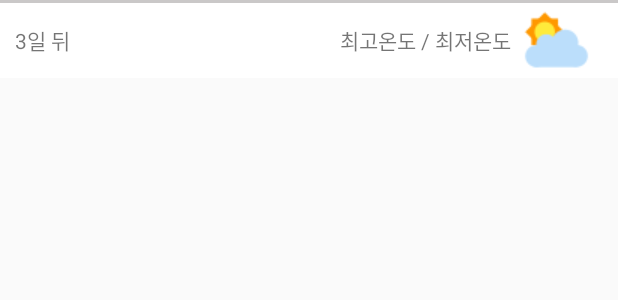
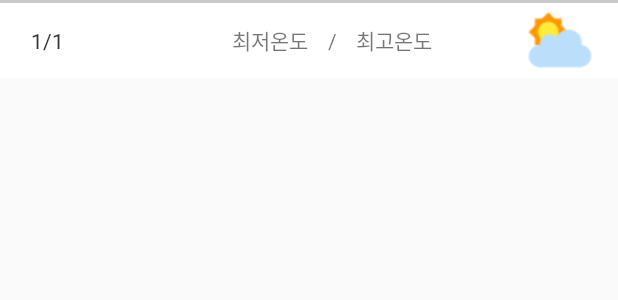
Before and after one commit to yhlee002/Andorid_WeatherApp, an Android app: the layout fcst_card2.xml on its own in the app's theme, with its tools: preview values and no code run, on a phone screen of 412 x 824 dp. Shown: the top 300 px of the screen. Run offline under Robolectric (Android 15) with nearby library versions, the phone set to English and light mode, and no system bars; network calls fail.

Commit message:
모레 날씨 정보 가져오기 기능 추가중

```diff
--- a/app/src/main/java/com/project/mywetherapp/service/AirService.java
+++ b/app/src/main/java/com/project/mywetherapp/service/AirService.java
@@ -84,7 +84,7 @@ public class AirService extends Service {
                     bundle = dataAdapter(response);
 
                     if (bundle != null) {
-                        receiver.send(7, bundle);
+                        receiver.send(8, bundle);
                     } else {
                         Toast.makeText(getApplicationContext(), "통신에 실패했습니다.", Toast.LENGTH_SHORT).show();
                     }
--- a/app/src/main/java/com/project/mywetherapp/service/NearbyMsrstnListService.java
+++ b/app/src/main/java/com/project/mywetherapp/service/NearbyMsrstnListService.java
@@ -75,7 +75,7 @@ public class NearbyMsrstnListService extends Service {
             public void onResponse(String response) {
                 Log.i("[N Service - makeRequest]", "response : "+response);
                 Bundle bundle = dataAdapter(response);
-                receiver.send(6, bundle);
+                receiver.send(7, bundle);
             }
         }, new Response.ErrorListener() {
             @SuppressLint("LongLogTag")
--- a/app/src/main/java/com/project/mywetherapp/service/NotiService.java
+++ b/app/src/main/java/com/project/mywetherapp/service/NotiService.java
@@ -49,9 +49,9 @@ public class NotiService extends Service {
     public int onStartCommand(Intent intent, int flags, int startId) {
         this.intent = intent;
 
-        getWetherData(); // 데이터를 가져온 뒤 몇 초 뒤에 알림 설정을 하지 않으면 nullpointer exception이 발생할 가능성 존재
+        getWetherData();
 
-        return START_STICKY;
+        return START_REDELIVER_INTENT; // START_STICKY : 서비스 재실행 but. 인텐트는 null
     }
 
     @Nullable
--- a/app/src/main/res/layout/fcst_card2.xml
+++ b/app/src/main/res/layout/fcst_card2.xml
@@ -27,16 +27,35 @@
                 android:layout_height="wrap_content"
                 android:layout_gravity="center_vertical"
                 android:layout_weight="1"
-                android:text="3일 뒤" />
+                android:gravity="center"
+                android:text="1/1"
+                android:textColor="#353434" />
 
             <TextView
                 android:id="@+id/textView22"
-                android:layout_width="wrap_content"
+                android:layout_width="64dp"
                 android:layout_height="wrap_content"
                 android:layout_gravity="center_vertical"
                 android:layout_weight="4"
                 android:gravity="right"
-                android:text="최고온도 / 최저온도" />
+                android:text="최저온도" />
+
+            <TextView
+                android:id="@+id/textView41"
+                android:layout_width="10dp"
+                android:layout_height="wrap_content"
+                android:layout_gravity="center_vertical"
+                android:gravity="center"
+                android:layout_weight="1"
+                android:text="/"
+                />
+            <TextView
+                android:id="@+id/textView40"
+                android:layout_width="64dp"
+                android:layout_height="wrap_content"
+                android:layout_gravity="center_vertical"
+                android:layout_weight="2"
+                android:text="최고온도" />
 
             <ImageView
                 android:id="@+id/imageView9"
--- a/app/src/main/res/layout/fragment_day_aft_tomorr.xml
+++ b/app/src/main/res/layout/fragment_day_aft_tomorr.xml
@@ -8,12 +8,9 @@
     tools:context=".fragment.DayAftTomorr_Fragment">
 
     <!-- TODO: Update blank fragment layout -->
-    <TextView
-        android:layout_width="match_parent"
-        android:layout_height="match_parent"
-        android:text="none" />
 
     <androidx.recyclerview.widget.RecyclerView
+        android:id="@+id/recyclerView3"
         android:layout_width="match_parent"
         android:layout_height="match_parent" />
 
```
Also changed, not shown: app/src/main/java/com/project/mywetherapp/activity/MainActivity.java (+55 -14 lines), app/src/main/java/com/project/mywetherapp/service/TmLocationService.java (deleted, +0 -116 lines), app/src/main/java/com/project/mywetherapp/service/WetherService.java (+7 -1 lines).
